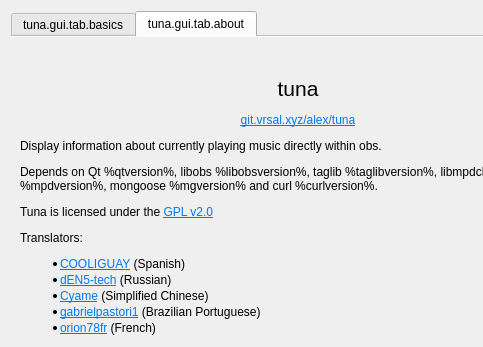
Before: the Qt Designer form src/gui/tuna_gui.ui in univrsal/tuna, drawn with Qt 5; both pictures show x 0 to 483 and y 0 to 347 of the 596 by 650 pixel window.
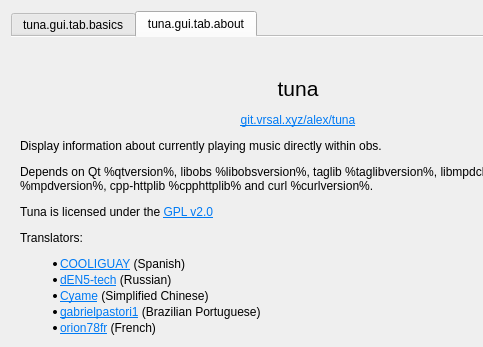
After: the same form once the commit is applied. The open tabs and pages were chosen to show the change. Icons and pictures are not drawn.

Commit message: WebServer: Switch to cpp-httplib

Diff of the .ui file:
```diff
--- a/src/gui/tuna_gui.ui
+++ b/src/gui/tuna_gui.ui
@@ -814,7 +814,7 @@
           </sizepolicy>
          </property>
          <property name="text">
-          <string>&lt;html&gt;&lt;head/&gt;&lt;body&gt;&lt;p align=&quot;center&quot;&gt;&lt;span style=&quot; font-size:16pt;&quot;&gt;tuna&lt;/span&gt;&lt;/p&gt;&lt;p align=&quot;center&quot;&gt;&lt;a href=&quot;https://git.vrsal.xyz/alex/tuna&quot;&gt;&lt;span style=&quot; text-decoration: underline; color:#007af4;&quot;&gt;git.vrsal.xyz/alex/tuna&lt;/span&gt;&lt;/a&gt;&lt;/p&gt;&lt;p&gt;Display information about currently playing music directly within obs.&lt;/p&gt;&lt;p&gt;Depends on Qt %qtversion%, libobs %libobsversion%, taglib %taglibversion%, libmpdclient %mpdversion%, mongoose %mgversion% and curl %curlversion%.&lt;/p&gt;&lt;p&gt;Tuna is licensed under the &lt;a href=&quot;https://www.gnu.org/licenses/old-licenses/gpl-2.0.txt&quot;&gt;&lt;span style=&quot; text-decoration: underline; color:#007af4;&quot;&gt;GPL v2.0&lt;/span&gt;&lt;/a&gt;&lt;/p&gt;&lt;p&gt;Translators:&lt;/p&gt;&lt;ul style=&quot;margin-top: 0px; margin-bottom: 0px; margin-left: 0px; margin-right: 0px; -qt-list-indent: 1;&quot;&gt;&lt;li style=&quot; margin-top:12px; margin-bottom:2px; margin-left:0px; margin-right:0px; -qt-block-indent:0; text-indent:0px;&quot;&gt;&lt;a href=&quot;https://github.com/COOLIGUAY&quot;&gt;&lt;span style=&quot; text-decoration: underline; color:#007af4;&quot;&gt;COOLIGUAY&lt;/span&gt;&lt;/a&gt; (Spanish) &lt;/li&gt;&lt;li style=&quot; margin-top:2px; margin-bottom:2px; margin-left:0px; margin-right:0px; -qt-block-indent:0; text-indent:0px;&quot;&gt;&lt;a href=&quot;https://github.com/dEN5-tech&quot;&gt;&lt;span style=&quot; text-decoration: underline; color:#007af4;&quot;&gt;dEN5-tech&lt;/span&gt;&lt;/a&gt; (Russian)&lt;/li&gt;&lt;li style=&quot; margin-top:2px; margin-bottom:2px; margin-left:0px; margin-right:0px; -qt-block-indent:0; text-indent:0px;&quot;&gt;&lt;a href=&quot;https://github.com/Cyame&quot;&gt;&lt;span style=&quot; text-decoration: underline; color:#007af4;&quot;&gt;Cyame&lt;/span&gt;&lt;/a&gt; (Simplified Chinese) &lt;/li&gt;&lt;li style=&quot; margin-top:2px; margin-bottom:2px; margin-left:0px; margin-right:0px; -qt-block-indent:0; text-indent:0px;&quot;&gt;&lt;a href=&quot;https://github.com/gabrielpastori1&quot;&gt;&lt;span style=&quot; text-decoration: underline; color:#007af4;&quot;&gt;gabrielpastori1&lt;/span&gt;&lt;/a&gt; (Brazilian Portuguese) &lt;/li&gt;&lt;li style=&quot; margin-top:2px; margin-bottom:12px; margin-left:0px; margin-right:0px; -qt-block-indent:0; text-indent:0px;&quot;&gt;&lt;a href=&quot;https://github.com/orion78fr&quot;&gt;&lt;span style=&quot; text-decoration: underline; color:#007af4;&quot;&gt;orion78fr&lt;/span&gt;&lt;/a&gt; (French) &lt;/li&gt;&lt;/ul&gt;&lt;/body&gt;&lt;/html&gt;</string>
+          <string>&lt;html&gt;&lt;head/&gt;&lt;body&gt;&lt;p align=&quot;center&quot;&gt;&lt;span style=&quot; font-size:16pt;&quot;&gt;tuna&lt;/span&gt;&lt;/p&gt;&lt;p align=&quot;center&quot;&gt;&lt;a href=&quot;https://git.vrsal.xyz/alex/tuna&quot;&gt;&lt;span style=&quot; text-decoration: underline; color:#007af4;&quot;&gt;git.vrsal.xyz/alex/tuna&lt;/span&gt;&lt;/a&gt;&lt;/p&gt;&lt;p&gt;Display information about currently playing music directly within obs.&lt;/p&gt;&lt;p&gt;Depends on Qt %qtversion%, libobs %libobsversion%, taglib %taglibversion%, libmpdclient %mpdversion%, cpp-httplib %cpphttplib% and curl %curlversion%.&lt;/p&gt;&lt;p&gt;Tuna is licensed under the &lt;a href=&quot;https://www.gnu.org/licenses/old-licenses/gpl-2.0.txt&quot;&gt;&lt;span style=&quot; text-decoration: underline; color:#007af4;&quot;&gt;GPL v2.0&lt;/span&gt;&lt;/a&gt;&lt;/p&gt;&lt;p&gt;Translators:&lt;/p&gt;&lt;ul style=&quot;margin-top: 0px; margin-bottom: 0px; margin-left: 0px; margin-right: 0px; -qt-list-indent: 1;&quot;&gt;&lt;li style=&quot; margin-top:12px; margin-bottom:2px; margin-left:0px; margin-right:0px; -qt-block-indent:0; text-indent:0px;&quot;&gt;&lt;a href=&quot;https://github.com/COOLIGUAY&quot;&gt;&lt;span style=&quot; text-decoration: underline; color:#007af4;&quot;&gt;COOLIGUAY&lt;/span&gt;&lt;/a&gt; (Spanish) &lt;/li&gt;&lt;li style=&quot; margin-top:2px; margin-bottom:2px; margin-left:0px; margin-right:0px; -qt-block-indent:0; text-indent:0px;&quot;&gt;&lt;a href=&quot;https://github.com/dEN5-tech&quot;&gt;&lt;span style=&quot; text-decoration: underline; color:#007af4;&quot;&gt;dEN5-tech&lt;/span&gt;&lt;/a&gt; (Russian)&lt;/li&gt;&lt;li style=&quot; margin-top:2px; margin-bottom:2px; margin-left:0px; margin-right:0px; -qt-block-indent:0; text-indent:0px;&quot;&gt;&lt;a href=&quot;https://github.com/Cyame&quot;&gt;&lt;span style=&quot; text-decoration: underline; color:#007af4;&quot;&gt;Cyame&lt;/span&gt;&lt;/a&gt; (Simplified Chinese) &lt;/li&gt;&lt;li style=&quot; margin-top:2px; margin-bottom:2px; margin-left:0px; margin-right:0px; -qt-block-indent:0; text-indent:0px;&quot;&gt;&lt;a href=&quot;https://github.com/gabrielpastori1&quot;&gt;&lt;span style=&quot; text-decoration: underline; color:#007af4;&quot;&gt;gabrielpastori1&lt;/span&gt;&lt;/a&gt; (Brazilian Portuguese) &lt;/li&gt;&lt;li style=&quot; margin-top:2px; margin-bottom:12px; margin-left:0px; margin-right:0px; -qt-block-indent:0; text-indent:0px;&quot;&gt;&lt;a href=&quot;https://github.com/orion78fr&quot;&gt;&lt;span style=&quot; text-decoration: underline; color:#007af4;&quot;&gt;orion78fr&lt;/span&gt;&lt;/a&gt; (French) &lt;/li&gt;&lt;/ul&gt;&lt;/body&gt;&lt;/html&gt;</string>
          </property>
          <property name="wordWrap">
           <bool>true</bool>
```
The commit also changes 9 other files.
